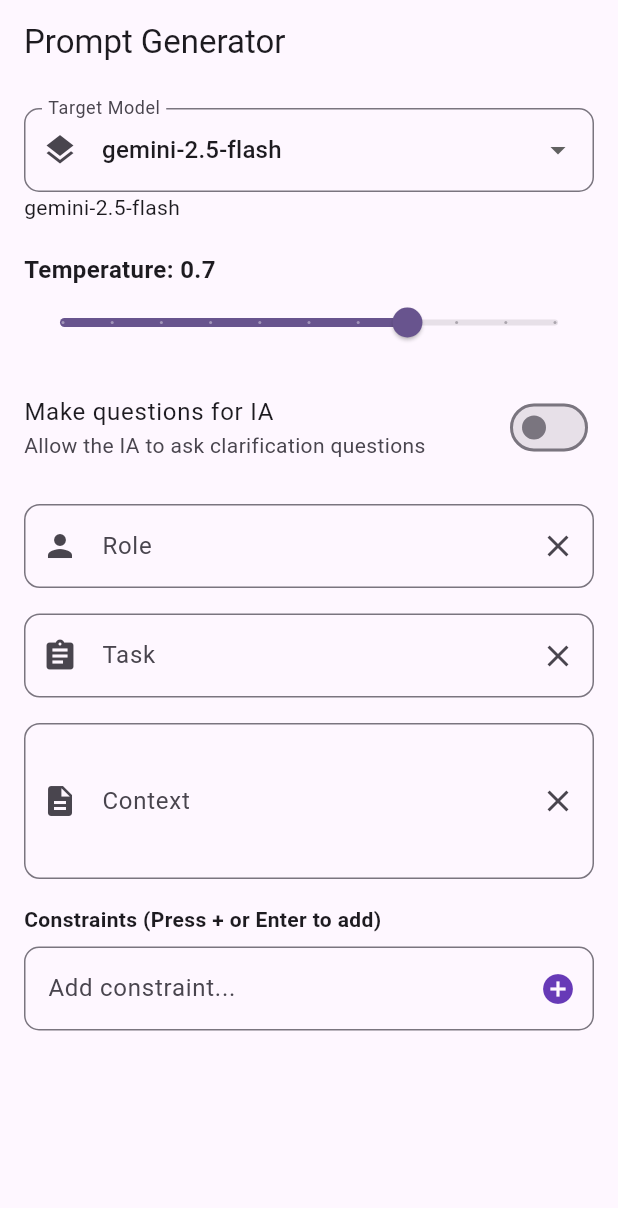
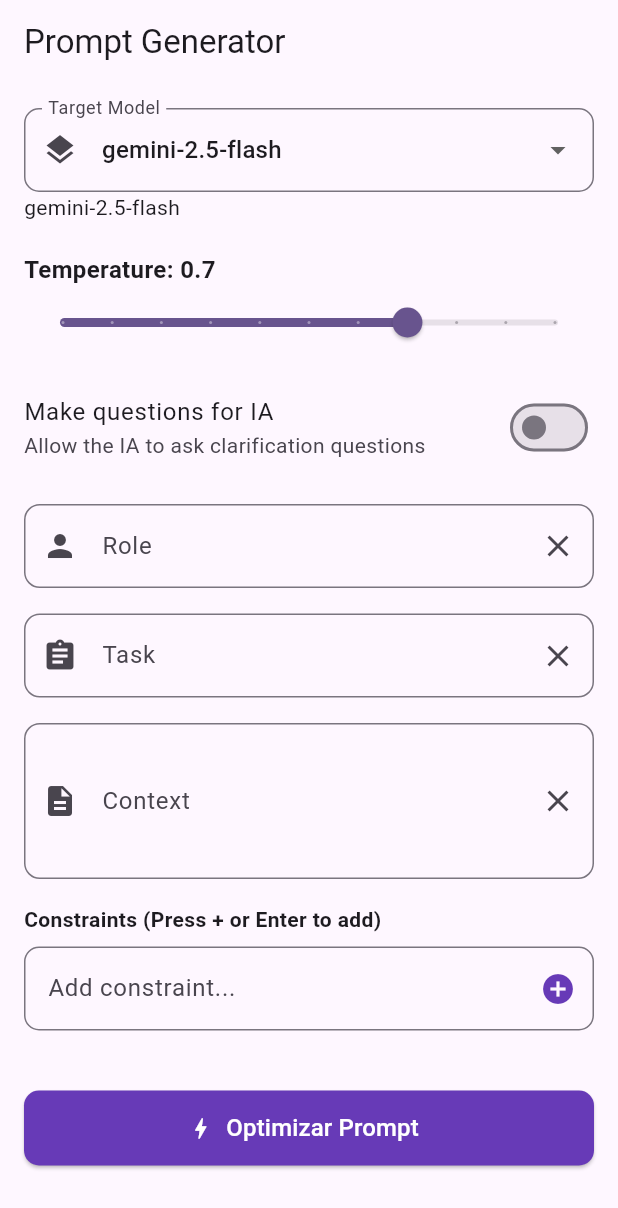
Before and after one commit to DanielCastroPerez/app_generate-prompts, a Flutter app: the screen it shows after launch, on a phone screen of 412 x 824 dp. Shown: the top 1208 px of the screen. Run offline on Flutter 3.47's test engine with Material 3 defaults, Android fonts, the phone set to English and light mode, and no system bars; our stand-ins replace flutter_dotenv.

Commit message:
formulario promt

```diff
--- a/lib/presentacion/screen/widgets/prompt_form.dart
+++ b/lib/presentacion/screen/widgets/prompt_form.dart
@@ -126,6 +126,31 @@
             ),
 
             SizedBox(height: 30.0),
+                    SizedBox(
+          width: double.infinity,
+          height: 50,
+          child: ElevatedButton.icon(
+            icon: Icon(Icons.bolt),
+            label: const Text(
+              "Optimizar Prompt",
+              style: TextStyle(fontSize: 16),
+            ),
+            style: ElevatedButton.styleFrom(
+              backgroundColor: Colors.deepPurple,
+              foregroundColor: Colors.white,
+              shape: RoundedRectangleBorder(
+                borderRadius: BorderRadius.circular(10),
+              ),
+            ),
+            onPressed: () {
+              final model = _selectedModel  ?? 'gemini-2.5-flash';
+              final temp = _currentTemperature;
+              final roleText = _roleController;
+              final taslText = _taskController;
+              final contextText = _contextController;
+            },
+          ),
+        ),
           ],
         ),
       ),
```
Also changed, not shown: lib/presentacion/screen/widgets/constraints_chips_input.dart (+6 -2 lines), lib/presentacion/screen/widgets/button_optimizer.dart (added).
